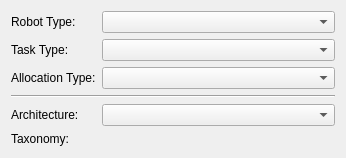
Old version of the form src/Ui/define_architecture_widget.ui in the repository adrianohrl/rqt_mrta.
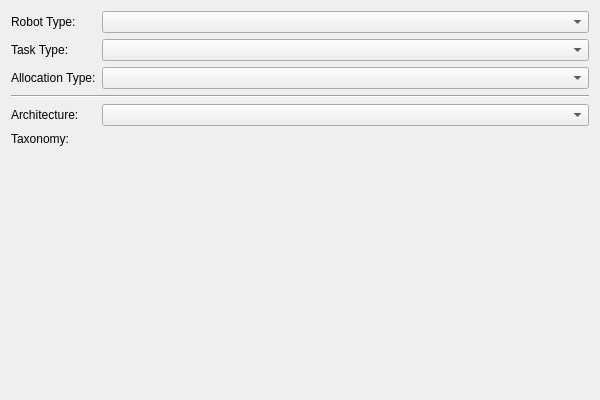
New version of the form. Custom widgets are drawn as their Qt base class.

```diff
--- a/src/Ui/define_architecture_widget.ui
+++ b/src/Ui/define_architecture_widget.ui
@@ -6,10 +6,22 @@
    <rect>
     <x>0</x>
     <y>0</y>
-    <width>346</width>
-    <height>158</height>
+    <width>600</width>
+    <height>400</height>
    </rect>
   </property>
+  <property name="sizePolicy">
+   <sizepolicy hsizetype="Minimum" vsizetype="Minimum">
+    <horstretch>0</horstretch>
+    <verstretch>0</verstretch>
+   </sizepolicy>
+  </property>
+  <property name="minimumSize">
+   <size>
+    <width>600</width>
+    <height>400</height>
+   </size>
+  </property>
   <property name="focusPolicy">
    <enum>Qt::NoFocus</enum>
   </property>
```
